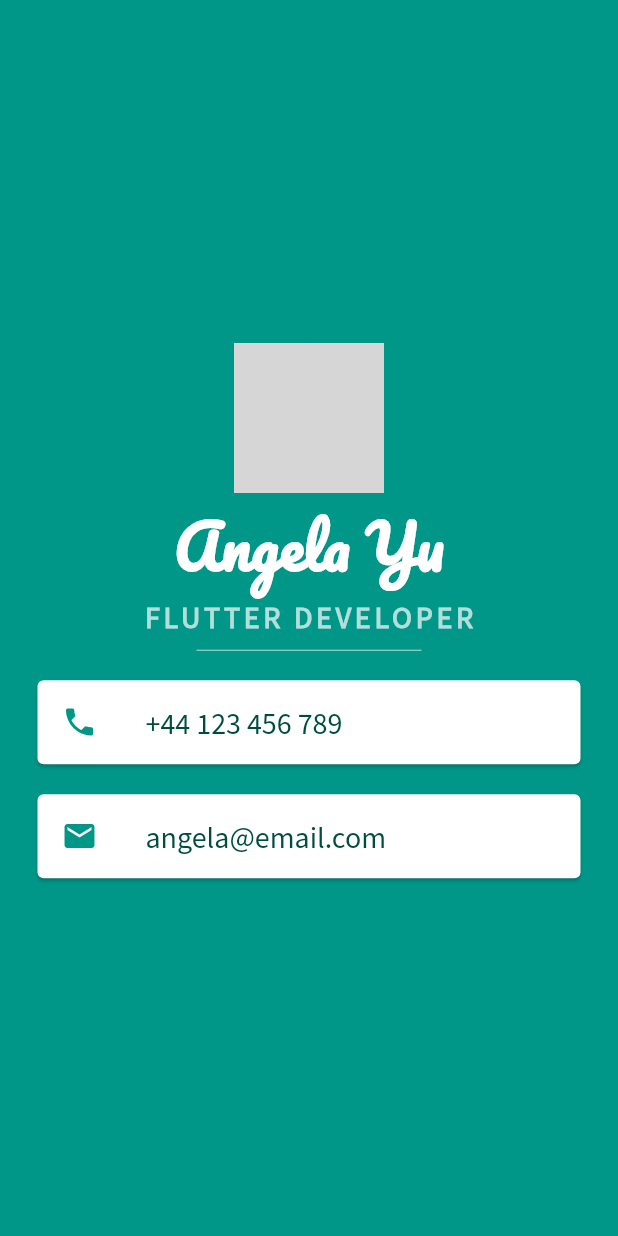
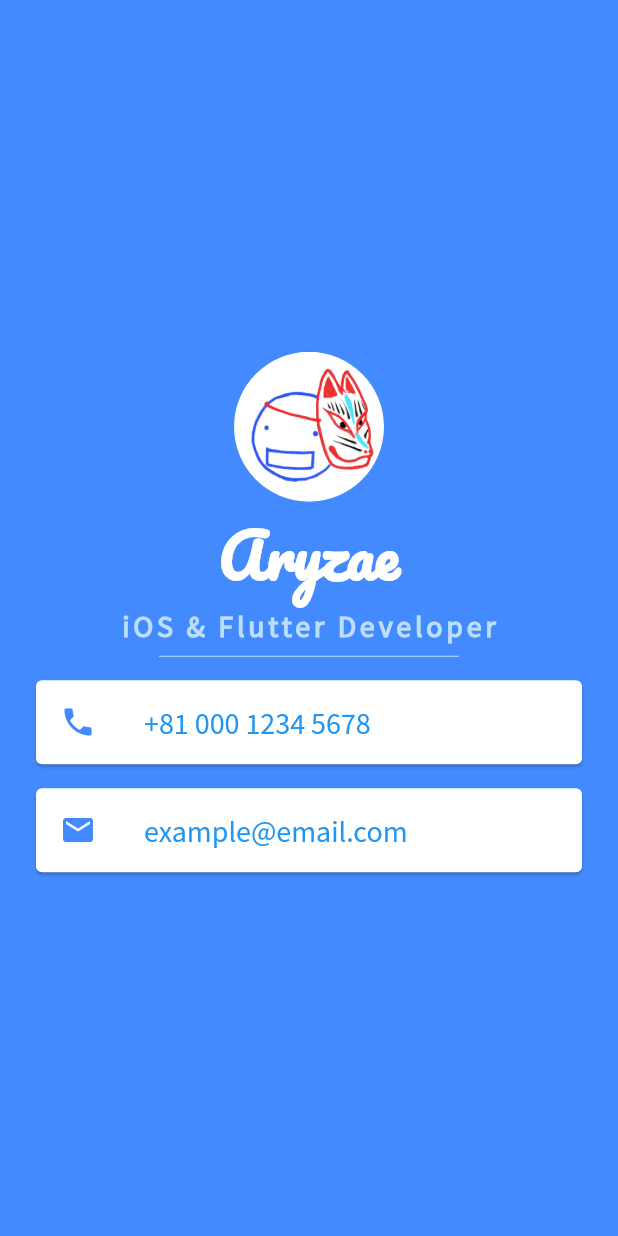
Before and after one commit to aryzae/flutter-udemy, a Flutter app: the screen it shows after launch, on a phone screen of 412 x 824 dp. Run offline on Flutter 3.47's test engine with Material 2 defaults, Android fonts, the phone set to English and light mode, and no system bars; grey boxes are pictures that could not be loaded.

Commit message:
Change my card

```diff
--- a/mi_card_flutter/lib/main.dart
+++ b/mi_card_flutter/lib/main.dart
@@ -9,17 +9,17 @@ class MyApp extends StatelessWidget {
   Widget build(BuildContext context) {
     return MaterialApp(
       home: Scaffold(
-        backgroundColor: Colors.teal,
+        backgroundColor: Colors.blueAccent,
         body: SafeArea(
           child: Column(
             mainAxisAlignment: MainAxisAlignment.center,
             children: <Widget>[
               CircleAvatar(
                 radius: 50.0,
-                backgroundImage: AssetImage('images/angela.jpg'),
+                backgroundImage: AssetImage('images/aryzae.jpg'),
               ),
               Text(
-                'Angela Yu',
+                'Aryzae',
                 style: TextStyle(
                   fontFamily: 'Pacifico',
                   fontSize: 40.0,
@@ -28,53 +28,53 @@ class MyApp extends StatelessWidget {
                 ),
               ),
               Text(
-                'FLUTTER DEVELOPER',
+                'iOS & Flutter Developer',
                 style: TextStyle(
                   fontFamily: 'Source Sans Pro',
                   fontSize: 20.0,
-                  color: Colors.teal.shade100,
+                  color: Colors.blue.shade100,
                   letterSpacing: 2.5,
                   fontWeight: FontWeight.bold,
                 ),
               ),
               SizedBox(
-                width: 150.0,
-                height: 20.0,
+                width: 200.0,
+                height: 16.0,
                 child: Divider(
-                  color: Colors.teal.shade100,
+                  color: Colors.blue.shade100,
                 ),
               ),
               Card(
                 color: Colors.white,
-                margin: EdgeInsets.symmetric(vertical: 10.0, horizontal: 25.0),
+                margin: EdgeInsets.symmetric(vertical: 8.0, horizontal: 24.0),
                 child: ListTile(
                     leading: Icon(
                       Icons.phone,
-                      color: Colors.teal,
+                      color: Colors.blueAccent,
                     ),
                     title: Text(
-                      '+44 123 456 789',
+                      '+81 000 1234 5678',
                       style: TextStyle(
                         fontFamily: 'Source Sans Pro',
                         fontSize: 20.0,
-                        color: Colors.teal.shade900,
+                        color: Colors.blue.shade500,
                       ),
                     )),
               ),
               Card(
                 color: Colors.white,
-                margin: EdgeInsets.symmetric(vertical: 10.0, horizontal: 25.0),
+                margin: EdgeInsets.symmetric(vertical: 8.0, horizontal: 24.0),
                 child: ListTile(
                   leading: Icon(
                     Icons.email,
-                    color: Colors.teal,
+                    color: Colors.blueAccent,
                   ),
                   title: Text(
-                    'angela@email.com',
+                    'example@email.com',
                     style: TextStyle(
                       fontFamily: 'Source Sans Pro',
                       fontSize: 20.0,
-                      color: Colors.teal.shade900,
+                      color: Colors.blue.shade500,
                     ),
                   ),
                 ),
```
Also changed, not shown: mi_card_flutter/images/aryzae.jpg (added).
